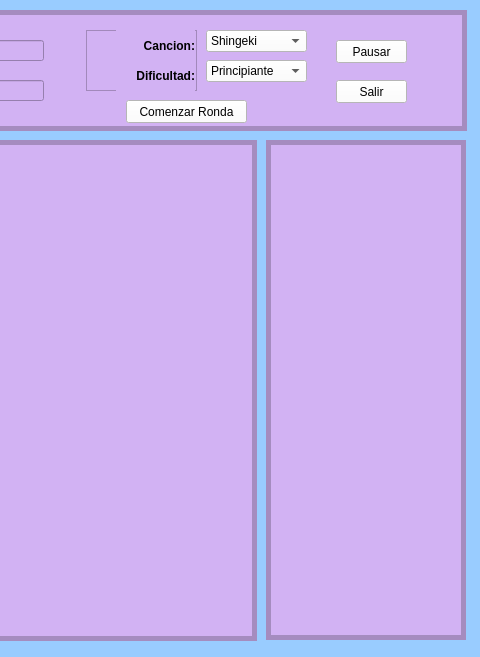
This is Tareas/T02/qt-designer-ventana_juego.ui in domingo2000/ProgramacionAvanzada as Qt 5 draws it before an edit; both pictures show x 554 to 1034 and y 0 to 657 of the 1034 by 657 pixel window. The edited form follows.
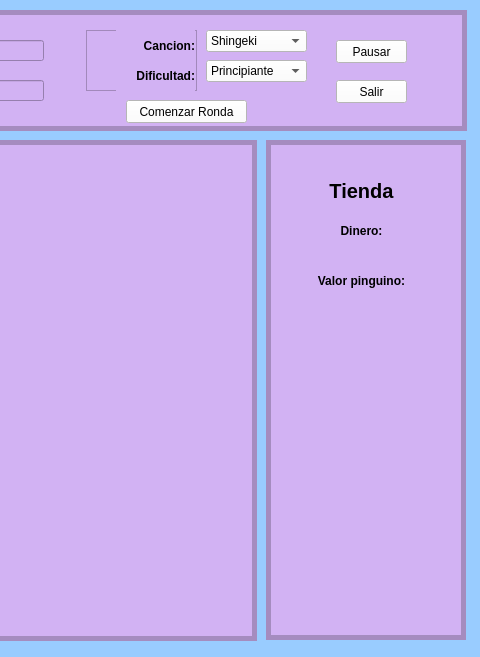
This is the edited form. Icons and pictures are not drawn.

Commit message: añadido drag and drop desde tienda

Diff of the .ui file:
```diff
--- a/Tareas/T02/qt-designer-ventana_juego.ui
+++ b/Tareas/T02/qt-designer-ventana_juego.ui
@@ -59,24 +59,6 @@
     <string/>
    </property>
   </widget>
-  <widget class="QLabel" name="tienda">
-   <property name="geometry">
-    <rect>
-     <x>820</x>
-     <y>140</y>
-     <width>200</width>
-     <height>500</height>
-    </rect>
-   </property>
-   <property name="styleSheet">
-    <string notr="true">background-color: #D2B2F3;
-border: 5px solid;
-border-color: #A58CBF;</string>
-   </property>
-   <property name="text">
-    <string/>
-   </property>
-  </widget>
   <widget class="QFrame" name="frame">
    <property name="geometry">
     <rect>
@@ -587,6 +569,124 @@
     </property>
    </widget>
   </widget>
+  <widget class="QFrame" name="pista_baile">
+   <property name="geometry">
+    <rect>
+     <x>310</x>
+     <y>420</y>
+     <width>421</width>
+     <height>181</height>
+    </rect>
+   </property>
+   <property name="acceptDrops">
+    <bool>true</bool>
+   </property>
+   <property name="styleSheet">
+    <string notr="true">background-color: transparent;</string>
+   </property>
+   <property name="frameShape">
+    <enum>QFrame::StyledPanel</enum>
+   </property>
+   <property name="frameShadow">
+    <enum>QFrame::Raised</enum>
+   </property>
+  </widget>
+  <widget class="QFrame" name="tienda">
+   <property name="enabled">
+    <bool>true</bool>
+   </property>
+   <property name="geometry">
+    <rect>
+     <x>820</x>
+     <y>140</y>
+     <width>200</width>
+     <height>500</height>
+    </rect>
+   </property>
+   <property name="styleSheet">
+    <string notr="true">background-color: #D2B2F3;
+font-weight: bold;
+</string>
+   </property>
+   <property name="frameShape">
+    <enum>QFrame::StyledPanel</enum>
+   </property>
+   <property name="frameShadow">
+    <enum>QFrame::Raised</enum>
+   </property>
+   <widget class="QLabel" name="fondo_tienda">
+    <property name="enabled">
+     <bool>true</bool>
+    </property>
+    <property name="geometry">
+     <rect>
+      <x>0</x>
+      <y>0</y>
+      <width>200</width>
+      <height>500</height>
+     </rect>
+    </property>
+    <property name="styleSheet">
+     <string notr="true">background-color: #D2B2F3;
+border: 5px solid;
+border-color: #A58CBF;</string>
+    </property>
+    <property name="text">
+     <string/>
+    </property>
+   </widget>
+   <widget class="QLabel" name="label">
+    <property name="geometry">
+     <rect>
+      <x>40</x>
+      <y>30</y>
+      <width>111</width>
+      <height>41</height>
+     </rect>
+    </property>
+    <property name="styleSheet">
+     <string notr="true">font-size:  20px;</string>
+    </property>
+    <property name="text">
+     <string>Tienda</string>
+    </property>
+    <property name="alignment">
+     <set>Qt::AlignCenter</set>
+    </property>
+   </widget>
+   <widget class="QLabel" name="label_dinero">
+    <property name="geometry">
+     <rect>
+      <x>40</x>
+      <y>80</y>
+      <width>111</width>
+      <height>21</height>
+     </rect>
+    </property>
+    <property name="text">
+     <string>Dinero:</string>
+    </property>
+    <property name="alignment">
+     <set>Qt::AlignCenter</set>
+    </property>
+   </widget>
+   <widget class="QLabel" name="label_valor_pinguino">
+    <property name="geometry">
+     <rect>
+      <x>40</x>
+      <y>130</y>
+      <width>111</width>
+      <height>21</height>
+     </rect>
+    </property>
+    <property name="text">
+     <string>Valor pinguino:</string>
+    </property>
+    <property name="alignment">
+     <set>Qt::AlignCenter</set>
+    </property>
+   </widget>
+  </widget>
   <zorder>label_3</zorder>
   <zorder>tienda</zorder>
   <zorder>frame</zorder>
```
Left out of the diff: 8 changed lines with no effect on the pictures. The commit also changes 4 other files.
